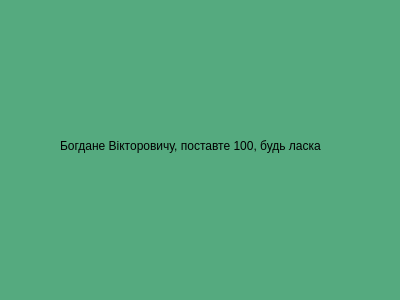
Old version of the form messegefromdevs.ui in the repository Stalkeroid13/Health_statistic.
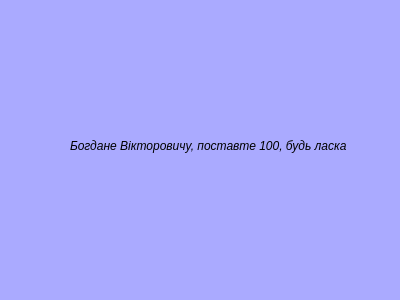
New version of the form.

The edit to the form file:
```diff
--- a/messegefromdevs.ui
+++ b/messegefromdevs.ui
@@ -16,9 +16,9 @@
      <colorrole role="Window">
       <brush brushstyle="SolidPattern">
        <color alpha="255">
-        <red>85</red>
+        <red>170</red>
         <green>170</green>
-        <blue>127</blue>
+        <blue>255</blue>
        </color>
       </brush>
      </colorrole>
@@ -27,9 +27,9 @@
      <colorrole role="Window">
       <brush brushstyle="SolidPattern">
        <color alpha="255">
-        <red>85</red>
+        <red>170</red>
         <green>170</green>
-        <blue>127</blue>
+        <blue>255</blue>
        </color>
       </brush>
      </colorrole>
@@ -38,31 +38,38 @@
      <colorrole role="Base">
       <brush brushstyle="SolidPattern">
        <color alpha="255">
-        <red>85</red>
+        <red>170</red>
         <green>170</green>
-        <blue>127</blue>
+        <blue>255</blue>
        </color>
       </brush>
      </colorrole>
      <colorrole role="Window">
       <brush brushstyle="SolidPattern">
        <color alpha="255">
-        <red>85</red>
+        <red>170</red>
         <green>170</green>
-        <blue>127</blue>
+        <blue>255</blue>
        </color>
       </brush>
      </colorrole>
     </disabled>
    </palette>
   </property>
+  <property name="font">
+   <font>
+    <pointsize>9</pointsize>
+    <italic>true</italic>
+    <bold>false</bold>
+   </font>
+  </property>
   <property name="windowTitle">
    <string>Повідомлення від команди &quot;Неітерабельна ескадрилья&quot;</string>
   </property>
   <widget class="QLabel" name="label">
    <property name="geometry">
     <rect>
-     <x>60</x>
+     <x>70</x>
      <y>120</y>
      <width>291</width>
      <height>51</height>
```
